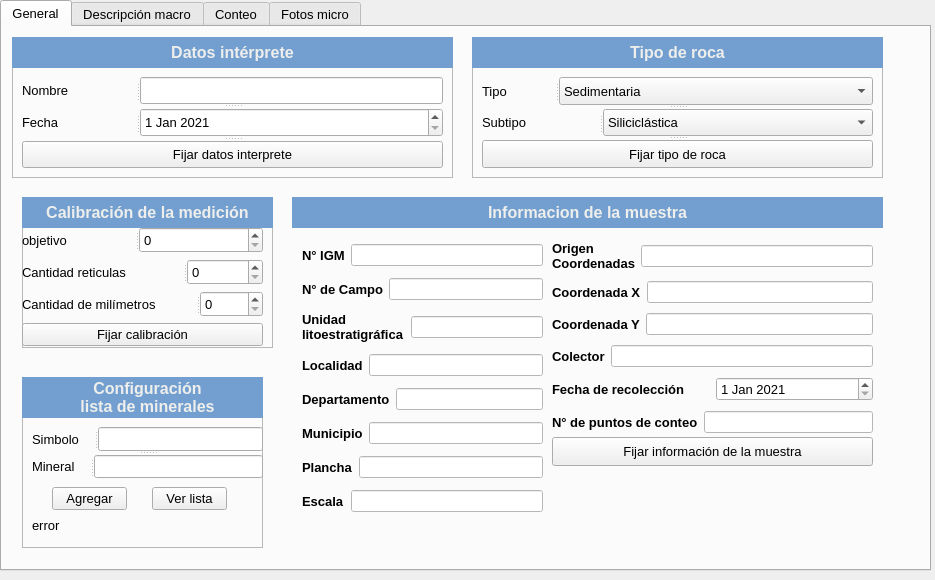
First picture: the form in interfaz_grafica/interfaz.ui, repository joaramirezra/gestion_micro, before the edit.
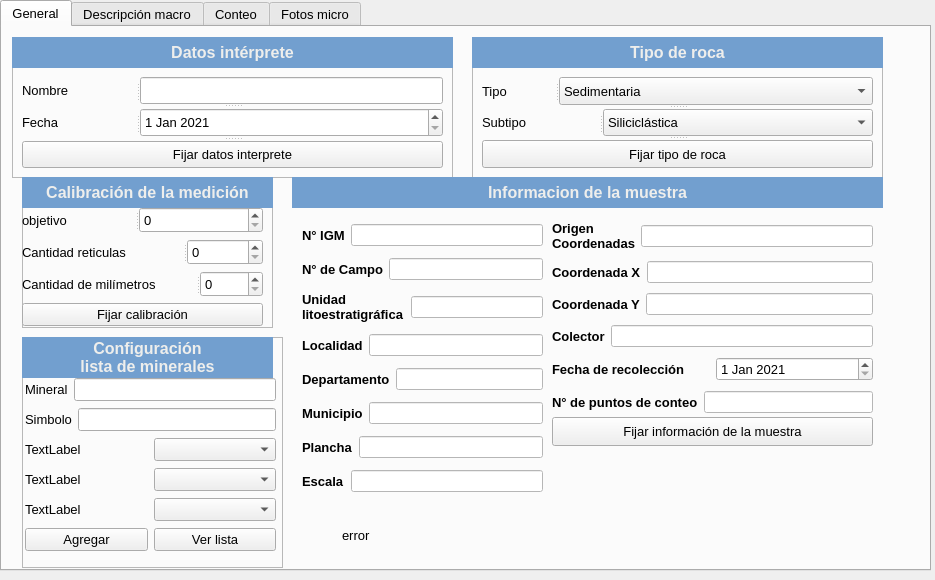
Second picture: the form after the edit. Icons and pictures are not drawn.

```diff
--- a/interfaz_grafica/interfaz.ui
+++ b/interfaz_grafica/interfaz.ui
@@ -243,9 +243,9 @@
       <property name="geometry">
        <rect>
         <x>20</x>
-        <y>350</y>
-        <width>241</width>
-        <height>171</height>
+        <y>310</y>
+        <width>261</width>
+        <height>231</height>
        </rect>
       </property>
       <property name="frameShape">
@@ -282,89 +282,112 @@
         <set>Qt::AlignCenter</set>
        </property>
       </widget>
-      <widget class="QPushButton" name="boton_agregar_mineral">
+      <widget class="QWidget" name="">
        <property name="geometry">
         <rect>
-         <x>30</x>
-         <y>110</y>
-         <width>75</width>
-         <height>23</height>
+         <x>3</x>
+         <y>40</y>
+         <width>251</width>
+         <height>178</height>
         </rect>
        </property>
-       <property name="text">
-        <string>Agregar</string>
-       </property>
-      </widget>
-      <widget class="QPushButton" name="boton_ver_lista">
-       <property name="geometry">
-        <rect>
-         <x>130</x>
-         <y>110</y>
-         <width>75</width>
-         <height>23</height>
-        </rect>
-       </property>
-       <property name="text">
-        <string>Ver lista</string>
-       </property>
-      </widget>
-      <widget class="QSplitter" name="splitter_9">
-       <property name="geometry">
-        <rect>
-         <x>10</x>
-         <y>50</y>
-         <width>231</width>
-         <height>51</height>
-        </rect>
-       </property>
-       <property name="orientation">
-        <enum>Qt::Vertical</enum>
-       </property>
-       <widget class="QSplitter" name="splitter_7">
-        <property name="orientation">
-         <enum>Qt::Horizontal</enum>
-        </property>
-        <widget class="QLabel" name="label_simbolo">
-         <property name="text">
-          <string>Simbolo</string>
-         </property>
-        </widget>
-        <widget class="QLineEdit" name="input_simbolo"/>
-       </widget>
-       <widget class="QSplitter" name="splitter_8">
-        <property name="orientation">
-         <enum>Qt::Horizontal</enum>
-        </property>
-        <widget class="QLabel" name="label_mineral_config">
-         <property name="text">
-          <string>Mineral</string>
-         </property>
-        </widget>
-        <widget class="QLineEdit" name="input_mineral_config"/>
-       </widget>
-      </widget>
-      <widget class="QLabel" name="label_error">
-       <property name="geometry">
-        <rect>
-         <x>10</x>
-         <y>140</y>
-         <width>221</width>
-         <height>16</height>
-        </rect>
-       </property>
-       <property name="styleSheet">
-        <string notr="true">font: 12pt &quot;MS Shell Dlg 2&quot;;</string>
-       </property>
-       <property name="text">
-        <string>error</string>
-       </property>
+       <layout class="QVBoxLayout" name="verticalLayout_7">
+        <item>
+         <layout class="QHBoxLayout" name="horizontalLayout_15">
+          <item>
+           <widget class="QLabel" name="label_mineral_config">
+            <property name="text">
+             <string>Mineral</string>
+            </property>
+           </widget>
+          </item>
+          <item>
+           <widget class="QLineEdit" name="input_simbolo"/>
+          </item>
+         </layout>
+        </item>
+        <item>
+         <layout class="QHBoxLayout" name="horizontalLayout_25">
+          <item>
+           <widget class="QLabel" name="label_simbolo">
+            <property name="text">
+             <string>Simbolo</string>
+            </property>
+           </widget>
+          </item>
+          <item>
+           <widget class="QLineEdit" name="input_mineral_config"/>
+          </item>
+         </layout>
+        </item>
+        <item>
+         <layout class="QHBoxLayout" name="horizontalLayout_2">
+          <item>
+           <widget class="QLabel" name="label_3">
+            <property name="text">
+             <string>TextLabel</string>
+            </property>
+           </widget>
+          </item>
+          <item>
+           <widget class="QComboBox" name="comboBox_2"/>
+          </item>
+         </layout>
+        </item>
+        <item>
+         <layout class="QHBoxLayout" name="horizontalLayout_44">
+          <item>
+           <widget class="QLabel" name="label_9">
+            <property name="text">
+             <string>TextLabel</string>
+            </property>
+           </widget>
+          </item>
+          <item>
+           <widget class="QComboBox" name="comboBox_3"/>
+          </item>
+         </layout>
+        </item>
+        <item>
+         <layout class="QHBoxLayout" name="horizontalLayout">
+          <item>
+           <widget class="QLabel" name="label_2">
+            <property name="text">
+             <string>TextLabel</string>
+            </property>
+           </widget>
+          </item>
+          <item>
+           <widget class="QComboBox" name="comboBox"/>
+          </item>
+         </layout>
+        </item>
+        <item>
+         <layout class="QHBoxLayout" name="horizontalLayout_45">
+          <item>
+           <widget class="QPushButton" name="boton_agregar_mineral">
+            <property name="text">
+             <string>Agregar</string>
+            </property>
+           </widget>
+          </item>
+          <item>
+           <widget class="QPushButton" name="boton_ver_lista">
+            <property name="text">
+             <string>Ver lista</string>
+            </property>
+           </widget>
+          </item>
+         </layout>
+        </item>
+       </layout>
       </widget>
      </widget>
      <widget class="QWidget" name="frame_informacion" native="true">
       <property name="geometry">
        <rect>
         <x>290</x>
-        <y>170</y>
+        <y>150</y>
         <width>591</width>
         <height>331</height>
        </rect>
@@ -6360,7 +6383,7 @@
       <property name="geometry">
        <rect>
         <x>20</x>
-        <y>170</y>
+        <y>150</y>
         <width>251</width>
         <height>151</height>
        </rect>
@@ -6478,6 +6501,22 @@
        </layout>
       </widget>
      </widget>
+     <widget class="QLabel" name="label_error">
+      <property name="geometry">
+       <rect>
+        <x>340</x>
+        <y>500</y>
+        <width>221</width>
+        <height>16</height>
+       </rect>
+      </property>
+      <property name="styleSheet">
+       <string notr="true">font: 12pt &quot;MS Shell Dlg 2&quot;;</string>
+      </property>
+      <property name="text">
+       <string>error</string>
+      </property>
+     </widget>
     </widget>
     <widget class="QWidget" name="macro">
      <attribute name="title">
```
